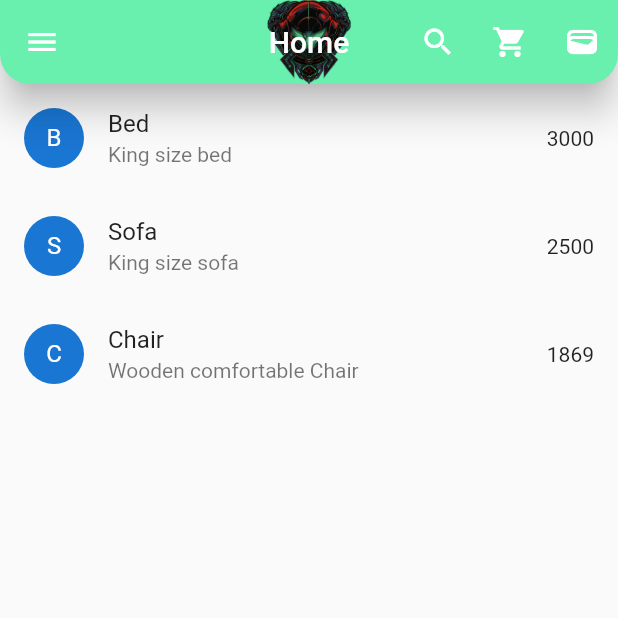
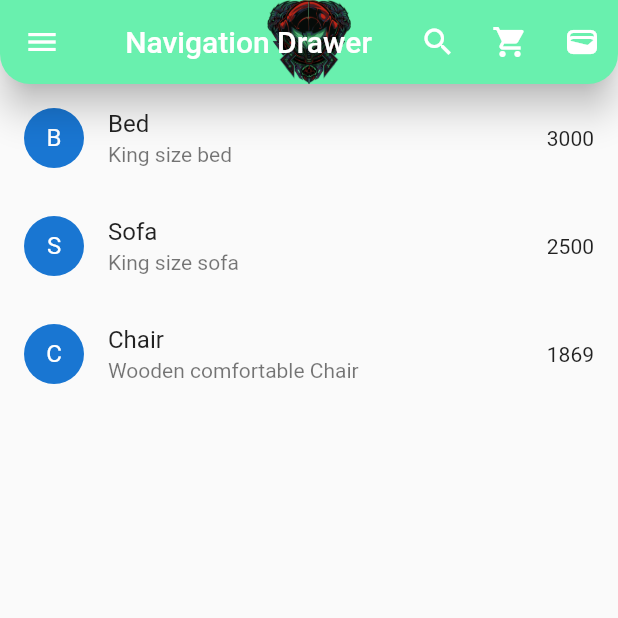
Before and after one commit to shinmantis/CodingWithT, a Flutter app: the screen it shows after launch, on a phone screen of 412 x 824 dp, the top half of it. Run offline on Flutter 3.47's test engine with Material 2 defaults, Android fonts, the phone set to English and light mode, and no system bars; our stand-ins replace font_awesome_flutter; missing offline and left inert: dart:ffi.

Commit message:
Coding with T, Section 2.10 Navigation Drawer

```diff
--- a/lib/screens/Home.dart
+++ b/lib/screens/Home.dart
@@ -16,8 +16,8 @@ class Home extends StatelessWidget {
     return Scaffold(
       // extendBodyBehindAppBar: true, //does what it says
       appBar: AppBar(
-        leading: IconButton(icon: Icon(Icons.menu), onPressed: () {}),
-        title: Text("Home"),
+        //leading: IconButton(icon: Icon(Icons.menu), onPressed: () {}), Could prevent the drawer widget below from opening
+        title: Text("Navigation Drawer"),
         actions: [
           IconButton(onPressed: () {}, icon: Icon(Icons.search)),
           IconButton(onPressed: () {}, icon: Icon(Icons.shopping_cart)),
@@ -52,8 +52,86 @@ class Home extends StatelessWidget {
                 splashColor: Colors.greenAccent,
                 //selectedTileColor: Colors.pinkAccent,
                 hoverColor: Colors.deepPurpleAccent,
-                onTap: (){},);
+                onTap: () {},
+              );
             }),
+      ),
+      drawer: Drawer(
+        child: ListView(children: [
+          UserAccountsDrawerHeader(
+            accountEmail: Text("Foo@Fool.com"),
+            accountName: Text("Coding with Tea"),
+            currentAccountPicture: CircleAvatar(
+              foregroundImage: AssetImage("images/metroid.png"),
+            ),
+            otherAccountsPictures: [
+              InkWell(
+                  onTap: () {},
+                  splashColor: Colors.deepPurple,
+                  hoverColor: Colors.orange,
+                  child: CircleAvatar(
+                    foregroundImage: AssetImage("images/metroid.png"),
+                  )),
+              InkWell(
+                  onTap: () {},
+                  splashColor: Colors.deepPurple,
+                  hoverColor: Colors.orange,
+                  child: CircleAvatar(
+                    foregroundImage: AssetImage("images/metroid.png"),
+                  )),
+              InkWell(
+                  onTap: () {},
+                  splashColor: Colors.deepPurple,
+                  hoverColor: Colors.orange,
+                  child: CircleAvatar(
+                    foregroundImage: AssetImage("images/metroid.png"),
+                  )),
+            ],
+          ),
+          ListTile(
+            leading: Icon(Icons.home),
+            title: Text("Home"),
+            onTap: () {},
+            tileColor: Colors.grey.shade50,
+            hoverColor: Colors.green,
+            splashColor: Colors.blueGrey,
+          ),
+          ListTile(
+            leading: Icon(Icons.shopping_cart),
+            title: Text("Shop"),
+            onTap: () {},
+            tileColor: Colors.grey.shade50,
+            hoverColor: Colors.green,
+            splashColor: Colors.blueGrey,
+          ),
+          ListTile(
+            leading: Icon(Icons.favorite),
+            title: Text("Shop"),
+            onTap: () {},
+            tileColor: Colors.grey.shade50,
+            hoverColor: Colors.green,
+            splashColor: Colors.blueGrey,
+          ),
+          Padding(
+            padding: const EdgeInsets.all(14.0),
+            child: Text("Lables"),
+          ),
+          ListTile(
+            leading: Icon(Icons.label),
+            title: Text("Red"),
+            onTap: () {},
+          ),
+          ListTile(
+            leading: Icon(Icons.label),
+            title: Text("Green"),
+            onTap: () {},
+          ),
+          ListTile(
+            leading: Icon(Icons.label),
+            title: Text("Blue"),
+            onTap: () {},
+          ),
+        ]),
       ),
     );
   }
```
